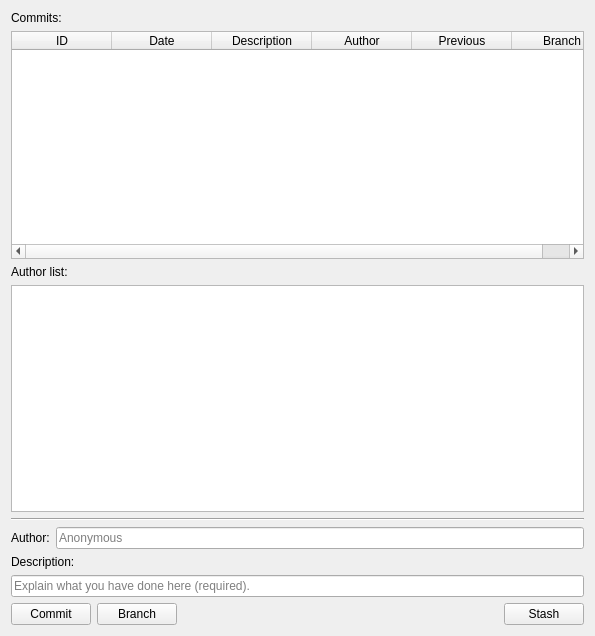
Old version of the form core/io/peeweeIO.ui in the repository KmolYuan/Pyslvs-UI.
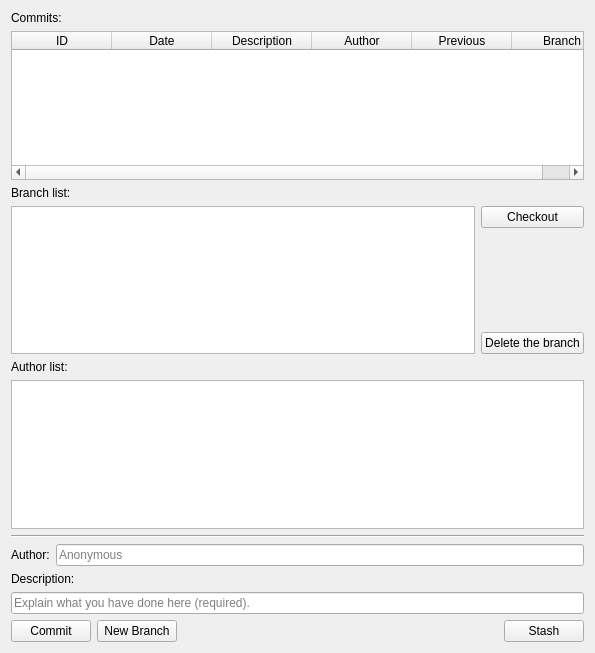
New version of the form. Icons and pictures are not drawn.

Commit message: peeweeIO and entities UI improvements.

```diff
--- a/core/io/peeweeIO.ui
+++ b/core/io/peeweeIO.ui
@@ -7,13 +7,13 @@
     <x>0</x>
     <y>0</y>
     <width>595</width>
-    <height>636</height>
+    <height>653</height>
    </rect>
   </property>
   <property name="windowTitle">
    <string>Form</string>
   </property>
-  <layout class="QVBoxLayout" name="verticalLayout">
+  <layout class="QVBoxLayout" name="verticalLayout_2">
    <item>
     <widget class="QLabel" name="CommitTable_text">
      <property name="text">
@@ -67,6 +67,65 @@
      </column>
     </widget>
    </item>
+   <item>
+    <widget class="QLabel" name="label">
+     <property name="text">
+      <string>Branch list:</string>
+     </property>
+    </widget>
+   </item>
+   <item>
+    <layout class="QHBoxLayout" name="horizontalLayout_2">
+     <item>
+      <widget class="QListView" name="BranchList"/>
+     </item>
+     <item>
+      <layout class="QVBoxLayout" name="verticalLayout">
+       <item>
+        <widget class="QPushButton" name="branch_checkout">
+         <property name="statusTip">
+          <string>Switch and load the latest commit of this branch.</string>
+         </property>
+         <property name="text">
+          <string>Checkout</string>
+         </property>
+         <property name="icon">
+          <iconset resource="../../icons.qrc">
+           <normaloff>:/icons/git.png</normaloff>:/icons/git.png</iconset>
+         </property>
+        </widget>
+       </item>
+       <item>
+        <spacer name="verticalSpacer">
+         <property name="orientation">
+          <enum>Qt::Vertical</enum>
+         </property>
+         <property name="sizeHint" stdset="0">
+          <size>
+           <width>20</width>
+           <height>40</height>
+          </size>
+         </property>
+        </spacer>
+       </item>
+       <item>
+        <widget class="QPushButton" name="branch_delete">
+         <property name="statusTip">
+          <string>Remove all the commits on this branch.</string>
+         </property>
+         <property name="text">
+          <string>Delete the branch</string>
+         </property>
+         <property name="icon">
+          <iconset resource="../../icons.qrc">
+           <normaloff>:/icons/delete.png</normaloff>:/icons/delete.png</iconset>
+         </property>
+        </widget>
+       </item>
+      </layout>
+     </item>
+    </layout>
+   </item>
    <item>
     <widget class="QLabel" name="AuthorList_text">
      <property name="text">
@@ -132,7 +191,7 @@
      <item>
       <widget class="QPushButton" name="branch_button">
        <property name="text">
-        <string>Branch</string>
+        <string>New Branch</string>
        </property>
        <property name="icon">
         <iconset resource="../../icons.qrc">
```
Left out of the diff: 15 changed lines with no effect on the pictures. The commit also changes 6 other files.
